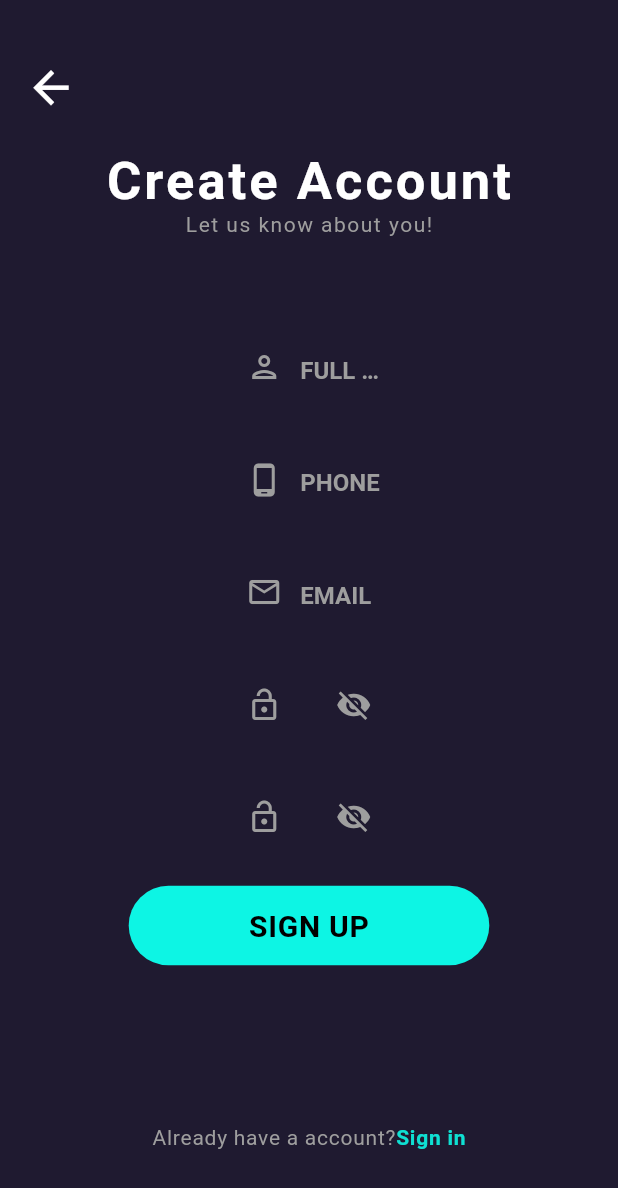
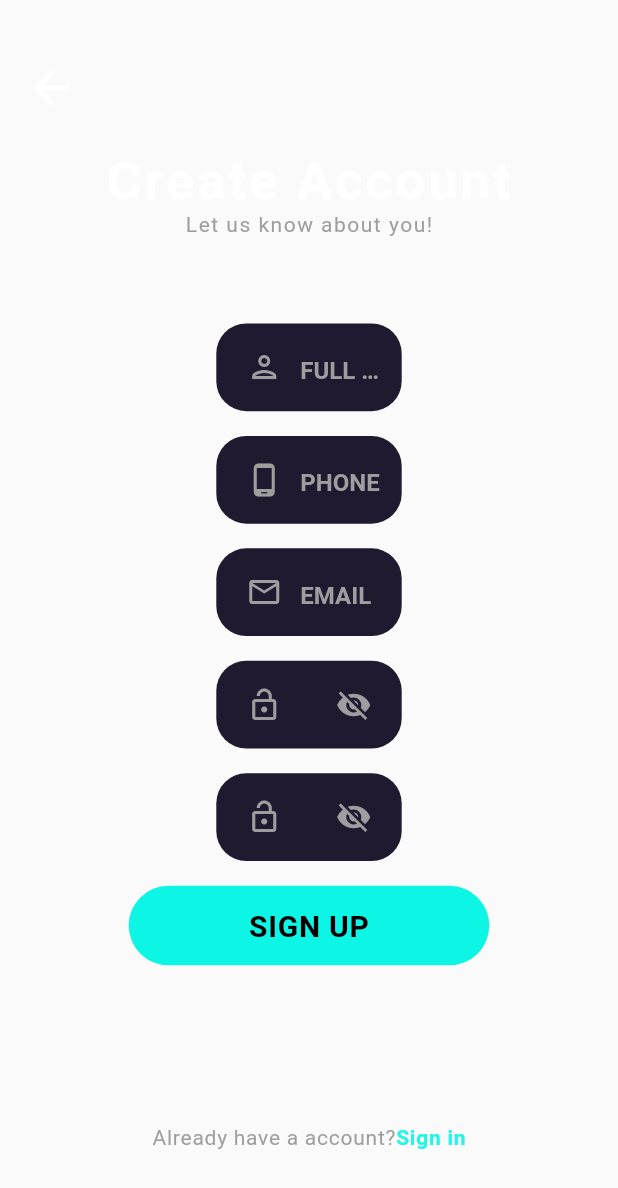
Before and after one commit to Prithvi-Rajan/pirai_code_challenge, a Flutter app: the Singup screen opened directly, on a phone screen of 412 x 824 dp. Shown: the top 1188 px of the screen. Run offline on Flutter 3.47's test engine with Material 2 defaults, Android fonts, the phone set to English and light mode, and no system bars; our stand-ins replace cached_network_image, firebase_auth, google_fonts, simple_animations, supercharged; accounts and stored records are empty; network calls fail; Roboto replaces fonts that are missing (Heebo).

```diff
--- a/lib/views/LoginFlow/signup.dart
+++ b/lib/views/LoginFlow/signup.dart
@@ -1,9 +1,7 @@
 import 'package:flutter/material.dart';
 import 'package:google_fonts/google_fonts.dart';
 import 'package:pirai_code_challenge/animation/fade_animation.dart';
-import 'package:pirai_code_challenge/models/user_model.dart';
 import 'package:pirai_code_challenge/services/auth_service.dart';
-import 'package:provider/provider.dart';
 
 import 'login.dart';
 
@@ -32,7 +30,6 @@
 
   @override
   void initState() {
-    Provider.of<UserModel>(context).addListener(() {});
     super.initState();
   }
 
@@ -51,7 +48,6 @@
     var we = MediaQuery.of(context).size.width;
     var he = MediaQuery.of(context).size.height;
     return Scaffold(
-      backgroundColor: const Color(0xFF1F1A30),
       body: SingleChildScrollView(
         child: SizedBox(
           width: we,
```
